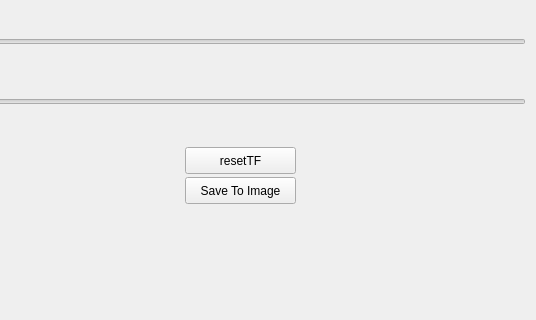
This is mainwindow.ui in mseefelder/volumeFromScratch as Qt 5 draws it before an edit; both pictures show x 545 to 1081 and y 130 to 450 of the 1081 by 580 pixel window. The edited form follows.
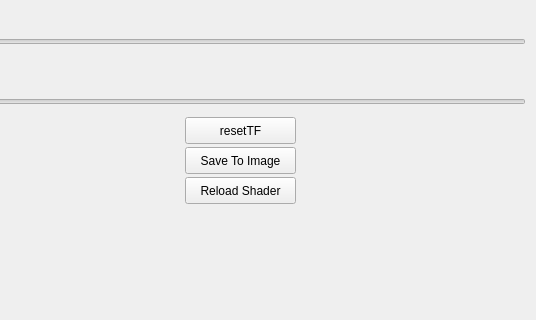
This is the edited form. Custom widgets are drawn as their Qt base class.

Commit message: Fixed the fragment shader: now the ray position is being correctly calculated. Added a 'Reload Shader' button.

```diff
--- a/mainwindow.ui
+++ b/mainwindow.ui
@@ -85,7 +85,7 @@
     <property name="geometry">
      <rect>
       <x>730</x>
-      <y>260</y>
+      <y>230</y>
       <width>111</width>
       <height>27</height>
      </rect>
@@ -114,7 +114,7 @@
     <property name="geometry">
      <rect>
       <x>730</x>
-      <y>290</y>
+      <y>260</y>
       <width>111</width>
       <height>27</height>
      </rect>
@@ -123,6 +123,19 @@
      <string>Save To Image</string>
     </property>
    </widget>
+   <widget class="QPushButton" name="reloadShader">
+    <property name="geometry">
+     <rect>
+      <x>730</x>
+      <y>290</y>
+      <width>111</width>
+      <height>27</height>
+     </rect>
+    </property>
+    <property name="text">
+     <string>Reload Shader</string>
+    </property>
+   </widget>
   </widget>
   <widget class="QMenuBar" name="menuBar">
    <property name="geometry">
```
The commit also changes 6 other files.
